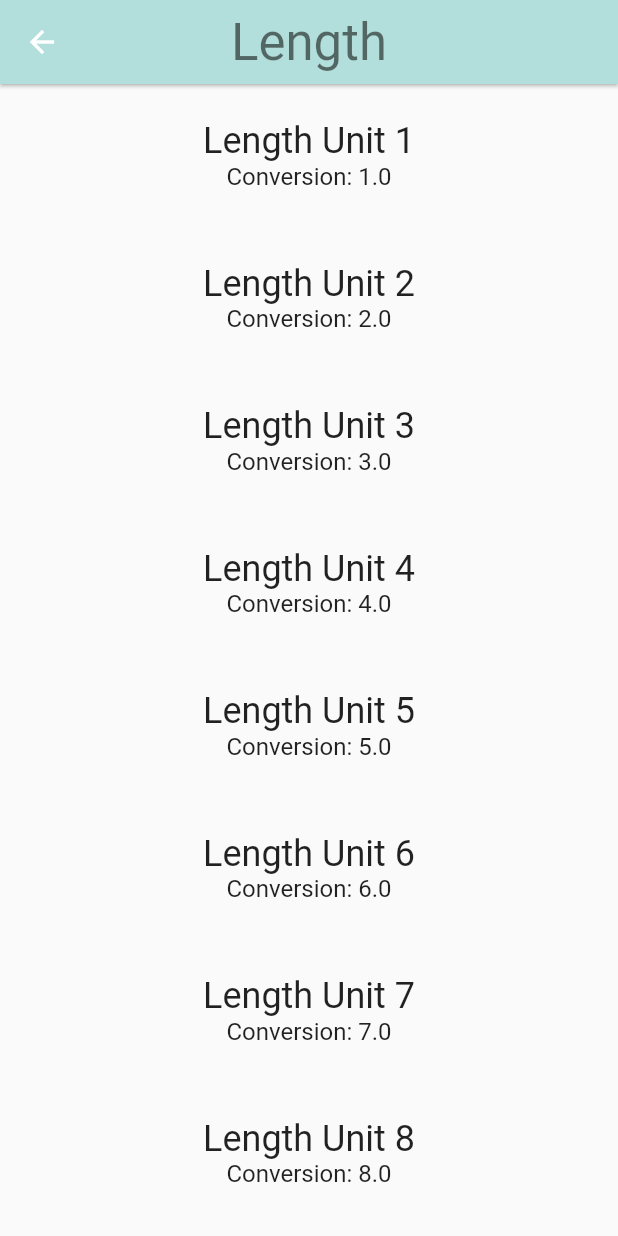
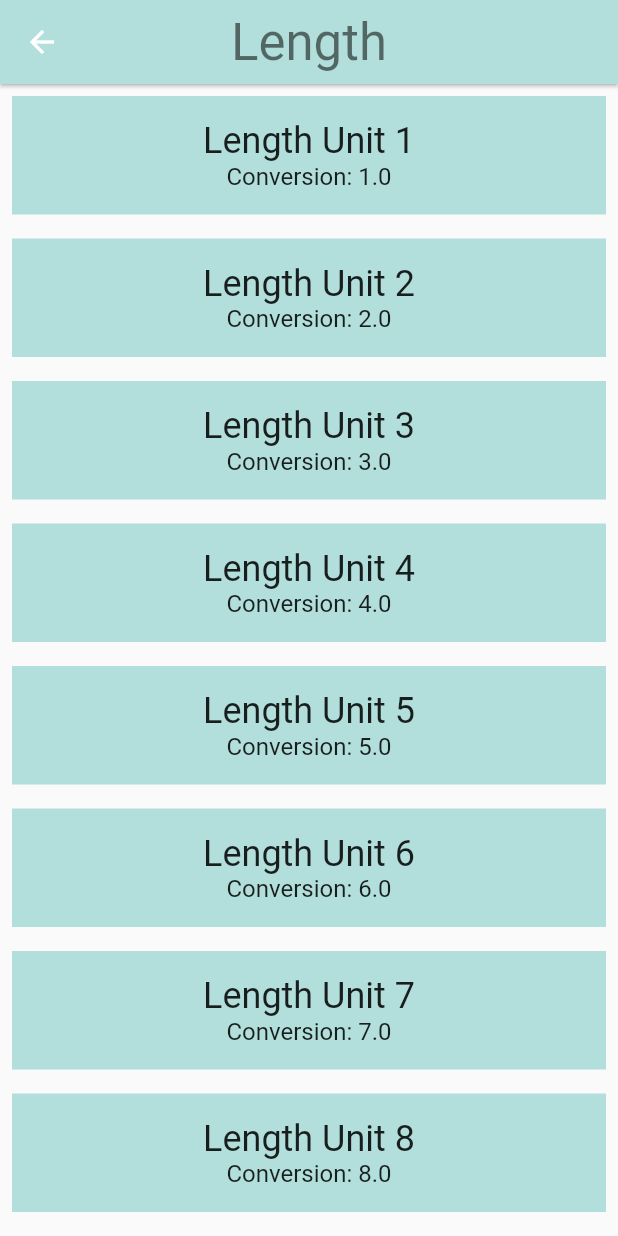
Before and after one commit to chowii/FlutterUnitConverter, a Flutter app: the screen it shows after launch, after a tap on "Length", on a phone screen of 412 x 824 dp. Run offline on Flutter 3.47's test engine with Material 2 defaults, Android fonts, the phone set to English and light mode, and no system bars.

Commit message:
added button click 2

```diff
--- a/lib/converter_route.dart
+++ b/lib/converter_route.dart
@@ -49,6 +49,7 @@ class ConverterRoute extends StatelessWidget {
                         ),
                     ],
                 ),
+                color: color[100],
             );
         }).toList();
 
```
Also changed, not shown: 1 other file.
